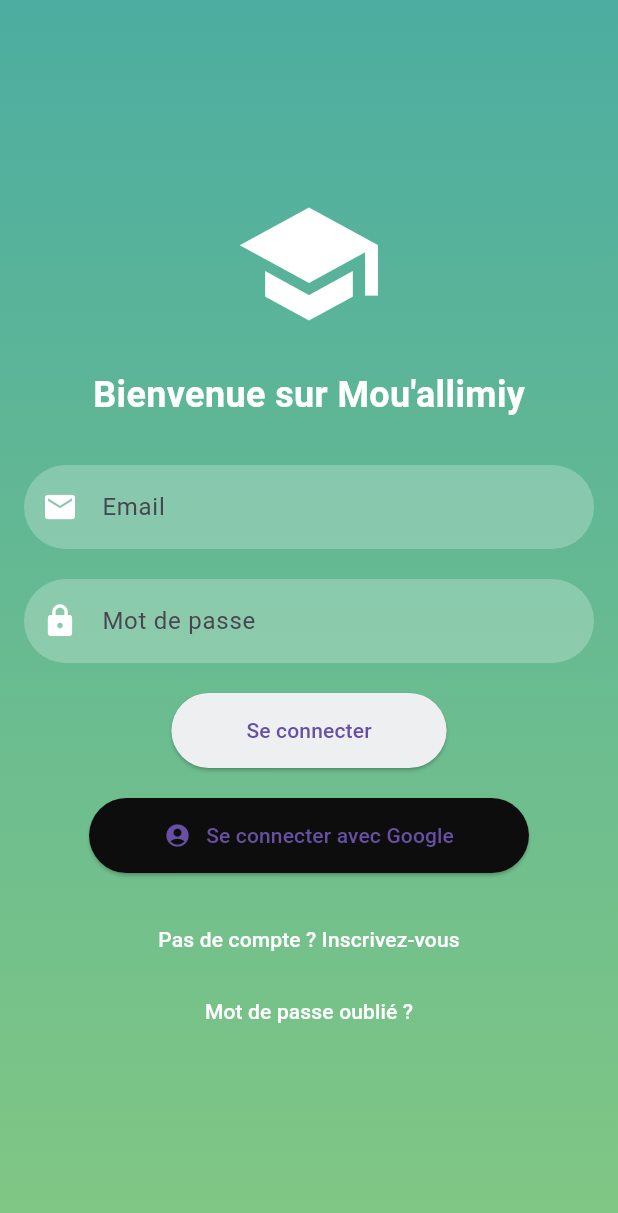
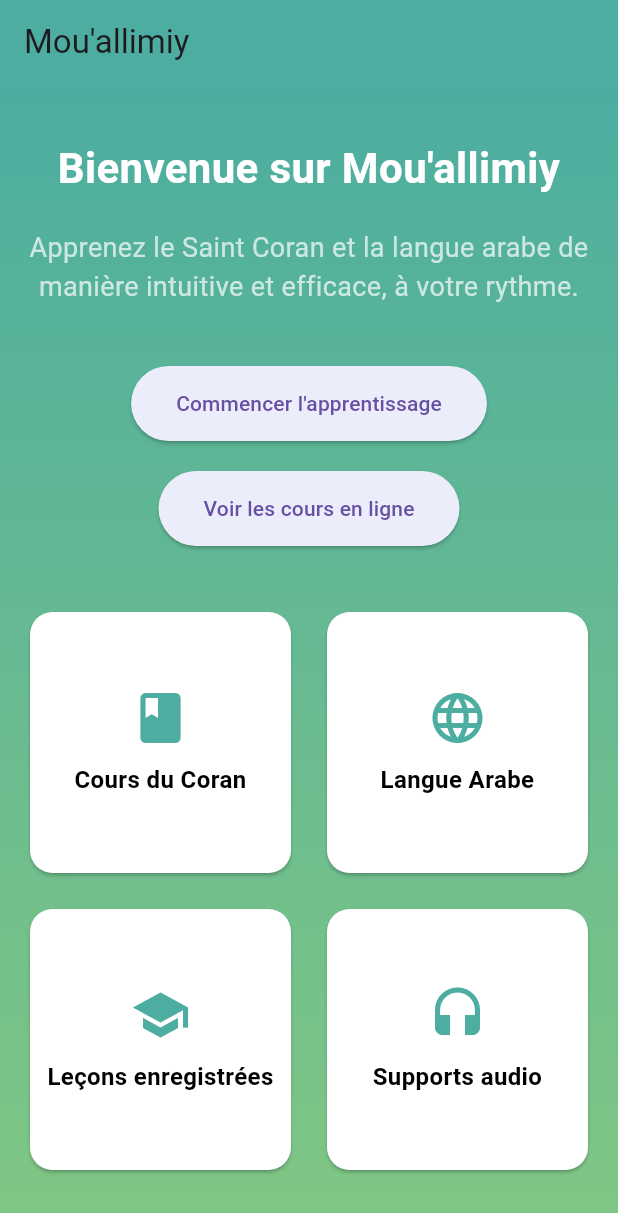
Before and after one commit to 98291360/auto_didact_mobile, a Flutter app: the screen it shows after launch, on a phone screen of 412 x 824 dp. Shown: the top 1213 px of the screen. Run offline on Flutter 3.47's test engine with Material 3 defaults, Android fonts, the phone set to English and light mode, and no system bars; our stand-ins replace firebase_auth, firebase_core, google_sign_in, package_info_plus; accounts and stored records are empty.

Commit message:
add new files

```diff
--- a/lib/main.dart
+++ b/lib/main.dart
@@ -1,5 +1,6 @@
 import 'dart:async';
 import 'dart:io';
+import 'package:autodidact_app/screens/homme.dart';
 import 'package:autodidact_app/screens/login.dart';
 import 'package:firebase_core/firebase_core.dart';
 import 'package:package_info_plus/package_info_plus.dart';
@@ -47,7 +48,7 @@
               secondary: Color(0xFF25D366),
             ),
       ),
-      home: isLoading ? LoadingScreen() : LoginPage(),
+      home: isLoading ? LoadingScreen() : HomePage(),
     );
   }
 }
--- /dev/null
+++ b/lib/screens/homme.dart
@@ -0,0 +1,126 @@
+import 'package:flutter/material.dart';
+
+class HomePage extends StatefulWidget {
+  @override
+  State<HomePage> createState() => _HomePageState();
+}
+
+class _HomePageState extends State<HomePage> {
+  @override
+  Widget build(BuildContext context) {
+    return Scaffold(
+      appBar: AppBar(
+        title: Text('Mou\'allimiy'),
+        backgroundColor: const Color(0xFF4CADA0), // Couleur de l'en-tête
+      ),
+      body: Container(
+        decoration: BoxDecoration(
+          gradient: LinearGradient(
+            colors: [const Color(0xFF4CADA0), const Color(0xFF81C784)],
+            begin: Alignment.topCenter,
+            end: Alignment.bottomCenter,
+          ),
+        ),
+        child: Padding(
+          padding: const EdgeInsets.all(16.0),
+          child: Column(
+            crossAxisAlignment: CrossAxisAlignment.center,
+            children: [
+              SizedBox(height: 20),
+              Text(
+                'Bienvenue sur Mou\'allimiy',
+                style: TextStyle(
+                  color: Colors.white,
+                  fontSize: 28.0,
+                  fontWeight: FontWeight.bold,
+                ),
+                textAlign: TextAlign.center,
+              ),
+              SizedBox(height: 20),
+              Text(
+                'Apprenez le Saint Coran et la langue arabe de manière intuitive et efficace, à votre rythme.',
+                style: TextStyle(
+                  color: Colors.white70,
+                  fontSize: 18.0,
+                ),
+                textAlign: TextAlign.center,
+              ),
+              SizedBox(height: 40),
+              ElevatedButton(
+                onPressed: () {
+                  // Action pour accéder aux cours
+                },
+                style: ElevatedButton.styleFrom(
+                  surfaceTintColor: Colors.blue,
+                  padding: EdgeInsets.symmetric(horizontal: 30, vertical: 15),
+                  shape: RoundedRectangleBorder(
+                    borderRadius: BorderRadius.circular(30.0),
+                  ),
+                ),
+                child: Text('Commencer l\'apprentissage'),
+              ),
+              SizedBox(height: 20),
+              ElevatedButton(
+                onPressed: () {
+                  // Action pour accéder aux cours en ligne
+                },
+                style: ElevatedButton.styleFrom(
+                  surfaceTintColor: Colors.blue,
+                  padding: EdgeInsets.symmetric(horizontal: 30, vertical: 15),
+                  shape: RoundedRectangleBorder(
+                    borderRadius: BorderRadius.circular(30.0),
+                  ),
+                ),
+                child: Text('Voir les cours en ligne'),
+              ),
+              SizedBox(height: 40),
+              Expanded(
+                child: GridView.count(
+                  crossAxisCount: 2,
+                  crossAxisSpacing: 16.0,
+                  mainAxisSpacing: 16.0,
+                  children: [
+                    _buildCategoryCard(Icons.book, 'Cours du Coran'),
+                    _buildCategoryCard(Icons.language, 'Langue Arabe'),
+                    _buildCategoryCard(Icons.school, 'Leçons enregistrées'),
+                    _buildCategoryCard(Icons.headset, 'Supports audio'),
+                  ],
+                ),
+              ),
+            ],
+          ),
+        ),
+      ),
+    );
+  }
+
+  Widget _buildCategoryCard(IconData icon, String label) {
+    return Card(
+      shape: RoundedRectangleBorder(
+        borderRadius: BorderRadius.circular(15.0),
+      ),
+      color: Colors.white,
+      child: InkWell(
+        onTap: () {
+          // Action pour chaque catégorie
+        },
+        child: Column(
+          mainAxisAlignment: MainAxisAlignment.center,
+          children: [
+            Icon(icon, size: 40.0, color: const Color(0xFF4CADA0)),
+            SizedBox(height: 10),
+            Text(
+              label,
+              style: TextStyle(
+                fontSize: 16.0,
+                color: Colors.black,
+                fontWeight: FontWeight.bold,
+              ),
+              textAlign: TextAlign.center,
+            ),
+          ],
+        ),
+      ),
+    );
+  }
+}
```
Also changed, not shown: lib/screens/login.dart (line endings or trailing spaces), 3 other files.
